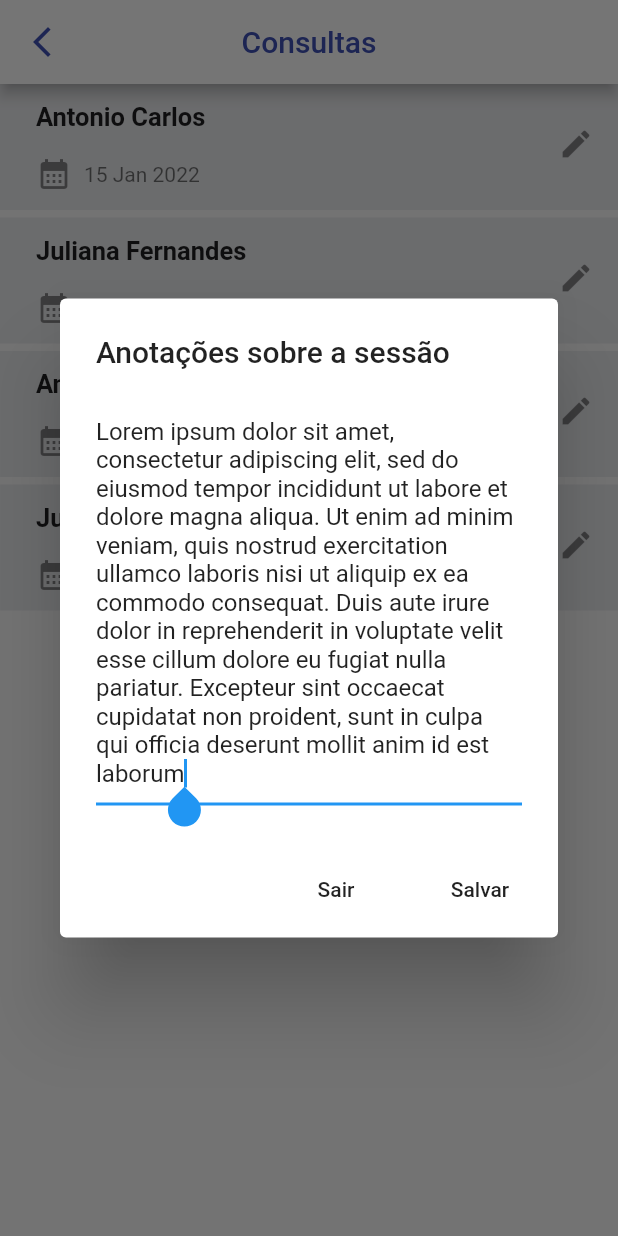
After one commit to Joe02/psi-mental-health, a Flutter app: the AppointmentScreen screen opened directly, after a tap on the "edit" icon, on a phone screen of 412 x 824 dp. The commit adds this screen. Run offline on Flutter 3.47's test engine with Material 2 defaults, Android fonts, the phone set to English and light mode, and no system bars; our stand-ins replace flutter_signin_button, get, page_view_indicators, shared_preferences; accounts and stored records are empty.

Commit message:
MHP - Added schedules and appointment screens.

```diff
--- /dev/null
+++ b/lib/appointment_screen/AppointmentScreen.dart
@@ -0,0 +1,148 @@
+import 'package:flutter/material.dart';
+import 'package:get/get.dart';
+
+import '../colors/colors.dart';
+
+class AppointmentScreen extends StatefulWidget {
+  @override
+  AppointmentScreenState createState() => AppointmentScreenState();
+}
+
+class AppointmentScreenState extends State<AppointmentScreen>
+    with SingleTickerProviderStateMixin {
+  List<Appointment> appointmentsList = [
+    Appointment("Antonio Carlos", "15 Jan 2022", "18:00 - 19:10",
+        "Lorem ipsum dolor sit amet, consectetur adipiscing elit, sed do eiusmod tempor incididunt ut labore et dolore magna aliqua. Ut enim ad minim veniam, quis nostrud exercitation ullamco laboris nisi ut aliquip ex ea commodo consequat. Duis aute irure dolor in reprehenderit in voluptate velit esse cillum dolore eu fugiat nulla pariatur. Excepteur sint occaecat cupidatat non proident, sunt in culpa qui officia deserunt mollit anim id est laborum"),
+    Appointment("Juliana Fernandes", "17 Jan 2022", "18:00 - 19:10",
+        "Lorem ipsum dolor sit amet, consectetur adipiscing elit, sed do eiusmod tempor incididunt ut labore et dolore magna aliqua. Ut enim ad minim veniam, quis nostrud exercitation ullamco laboris nisi ut aliquip ex ea commodo consequat. Duis aute irure dolor in reprehenderit in voluptate velit esse cillum dolore eu fugiat nulla pariatur. Excepteur sint occaecat cupidatat non proident, sunt in culpa qui officia deserunt mollit anim id est laborum"),
+    Appointment("Antonio Carlos", "02 Fev 2022", "18:00 - 19:10",
+        "Lorem ipsum dolor sit amet, consectetur adipiscing elit, sed do eiusmod tempor incididunt ut labore et dolore magna aliqua. Ut enim ad minim veniam, quis nostrud exercitation ullamco laboris nisi ut aliquip ex ea commodo consequat. Duis aute irure dolor in reprehenderit in voluptate velit esse cillum dolore eu fugiat nulla pariatur. Excepteur sint occaecat cupidatat non proident, sunt in culpa qui officia deserunt mollit anim id est laborum"),
+    Appointment("Juliana Fernandes", "04 Fev 2022", "18:00 - 19:10",
+        "Lorem ipsum dolor sit amet, consectetur adipiscing elit, sed do eiusmod tempor incididunt ut labore et dolore magna aliqua. Ut enim ad minim veniam, quis nostrud exercitation ullamco laboris nisi ut aliquip ex ea commodo consequat. Duis aute irure dolor in reprehenderit in voluptate velit esse cillum dolore eu fugiat nulla pariatur. Excepteur sint occaecat cupidatat non proident, sunt in culpa qui officia deserunt mollit anim id est laborum")
+  ];
+
+  @override
+  Widget build(BuildContext context) {
+    return Scaffold(
+      appBar: AppBar(
+        backgroundColor: Colors.white,
+        title: const Text(
+          "Consultas",
+          style: TextStyle(
+            color: Colors.indigo,
+          ),
+        ),
+        centerTitle: true,
+        leading: InkResponse(
+          onTap: () {
+            Get.back();
+          },
+          child: const Icon(
+            Icons.arrow_back_ios_new_outlined,
+            color: Colors.indigo,
+          ),
+        ),
+      ),
+      body: ListView.separated(
+        separatorBuilder: (context, index) {
+          return const Divider(
+            height: 5,
+            color: Colors.transparent,
+          );
+        },
+        itemCount: appointmentsList.length,
+        itemBuilder: (BuildContext context, int index) {
+          return Container(
+            color: chatListBackgroundColor,
+            child: Row(
+              children: [
+                Flexible(
+                  child: ListTile(
+                    trailing: InkResponse(
+                      onTap: () {
+                        showAnnotationsDialog(
+                          context,
+                          appointmentsList[index].notes,
+                        );
+                      },
+                      child: const Padding(
+                        padding: EdgeInsets.only(top: 12.0),
+                        child: Icon(
+                          Icons.edit,
+                        ),
+                      ),
+                    ),
+                    title: Padding(
+                      padding: const EdgeInsets.all(8.0),
+                      child: Text(
+                        appointmentsList[index].professionalName,
+                        style: const TextStyle(
+                            fontSize: 17, fontWeight: FontWeight.bold),
+                      ),
+                    ),
+                    subtitle: Row(
+                      children: [
+                        const Padding(
+                          padding: EdgeInsets.all(8.0),
+                          child: Icon(Icons.calendar_month),
+                        ),
+                        Text(
+                          appointmentsList[index].date,
+                        ),
+                      ],
+                    ),
+                  ),
+                ),
+              ],
+            ),
+          );
+        },
+      ),
+    );
+  }
+}
+
+showAnnotationsDialog(BuildContext context, String labelText) {
+  Widget cancelButton = FlatButton(
+    child: const Text("Sair"),
+    onPressed: () {
+      Get.back();
+    },
+  );
+
+  Widget saveButton = FlatButton(
+    child: const Text("Salvar"),
+    onPressed: () {
+      Get.back();
+    },
+  );
+
+  AlertDialog alert = AlertDialog(
+    title: const Text("Anotações sobre a sessão"),
+    content: TextField(
+      controller: TextEditingController(text: labelText),
+      autofocus: true,
+      maxLines: null,
+    ),
+    actions: [
+      cancelButton,
+      saveButton,
+    ],
+  );
+
+  showDialog(
+    context: context,
+    builder: (BuildContext context) {
+      return alert;
+    },
+  );
+}
+
+class Appointment {
+  String professionalName;
+  String date;
+  String time;
+  String notes;
+
+  Appointment(this.professionalName, this.date, this.time, this.notes);
+}
```
Also changed, not shown: lib/home_screen/HomeScreen.dart (+68 -8 lines), lib/schedules_screen/SchedulesScreen.dart (added, +101 -0 lines).
